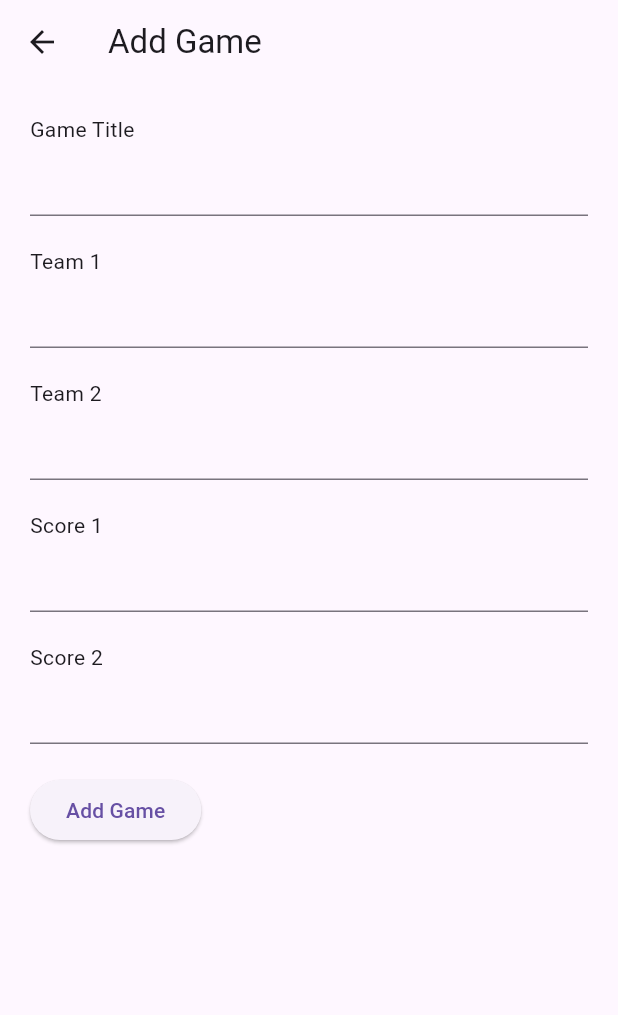
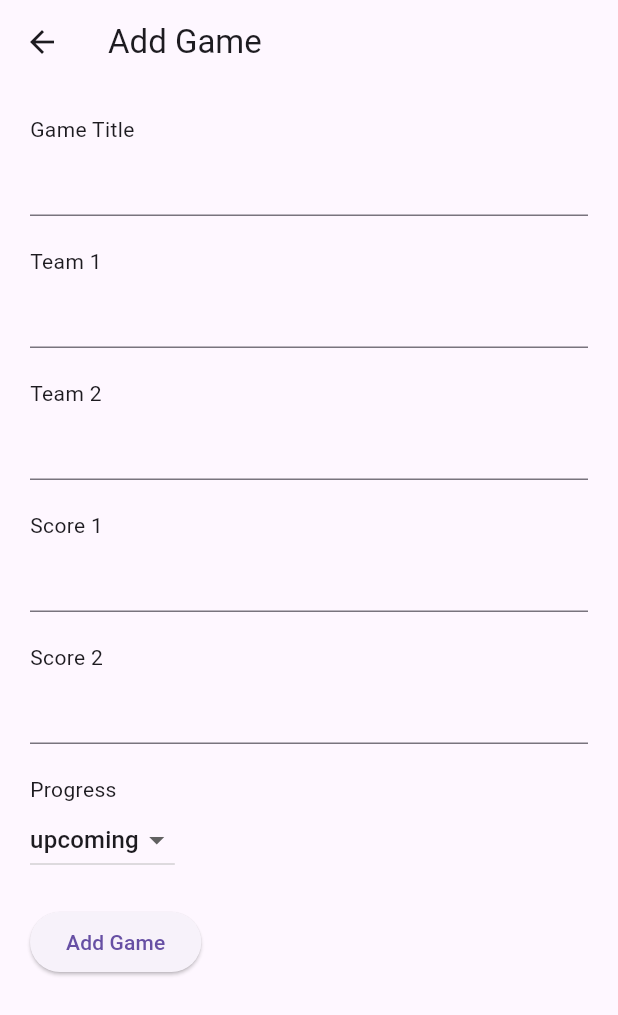
Before and after one commit to Dhruv-Dashora/Spree-AdminPortal-Flutter, a Flutter app: the AddGameScreen screen opened directly with empty values, on a phone screen of 412 x 824 dp. Shown: the top 1015 px of the screen. Run offline on Flutter 3.47's test engine with Material 3 defaults, Android fonts, the phone set to English and light mode, and no system bars; our stand-ins replace firebase_auth, firebase_core, firebase_database; accounts and stored records are empty.

Commit message:
progress added

```diff
--- a/spree_portal/lib/screens/addgame_screen.dart
+++ b/spree_portal/lib/screens/addgame_screen.dart
@@ -1,3 +1,87 @@
+// import 'package:flutter/material.dart';
+// import 'package:firebase_database/firebase_database.dart';
+
+// class AddGameScreen extends StatefulWidget {
+//   final String sport;
+
+//   AddGameScreen({required this.sport});
+
+//   @override
+//   _AddGameScreenState createState() => _AddGameScreenState();
+// }
+
+// class _AddGameScreenState extends State<AddGameScreen> {
+//   final TextEditingController _gameTitleController = TextEditingController();
+//   final TextEditingController _team1Controller = TextEditingController();
+//   final TextEditingController _team2Controller = TextEditingController();
+//   final TextEditingController _score1Controller = TextEditingController();
+//   final TextEditingController _score2Controller = TextEditingController();
+
+//   final DatabaseReference _database = FirebaseDatabase.instance.reference();
+
+//   @override
+//   Widget build(BuildContext context) {
+//     return Scaffold(
+//       appBar: AppBar(
+//         title: Text('Add Game'),
+//       ),
+//       body: Padding(
+//         padding: EdgeInsets.all(20.0),
+//         child: Column(
+//           crossAxisAlignment: CrossAxisAlignment.start,
+//           children: [
+//             const Text('Game Title'),
+//             TextField(controller: _gameTitleController),
+//             SizedBox(height: 20.0),
+//             Text('Team 1'),
+//             TextField(controller: _team1Controller),
+//             SizedBox(height: 20.0),
+//             Text('Team 2'),
+//             TextField(controller: _team2Controller),
+//             SizedBox(height: 20.0),
+//             Text('Score 1'),
+//             TextField(controller: _score1Controller),
+//             SizedBox(height: 20.0),
+//             Text('Score 2'),
+//             TextField(controller: _score2Controller),
+//             SizedBox(height: 20.0),
+//             ElevatedButton(
+//               onPressed: () {
+//                 // Create JSON format for the input
+//                 Map<String, dynamic> gameData = {
+//                   'game_title': _gameTitleController.text,
+//                   'team1': _team1Controller.text,
+//                   'team2': _team2Controller.text,
+//                   'score1': _score1Controller.text,
+//                   'score2': _score2Controller.text,
+//                 };
+
+//                 // Get a reference to the sport's folder
+//                 DatabaseReference sportRef =
+//                     _database.child('sports/${widget.sport}/${_gameTitleController.text}');
+
+//                 // Push the game data under the sport's folder
+//                 sportRef.set(gameData);
+
+//                 // Clear text fields after adding the game
+//                 _gameTitleController.clear();
+//                 _team1Controller.clear();
+//                 _team2Controller.clear();
+//                 _score1Controller.clear();
+//                 _score2Controller.clear();
+
+//                 // Go back to previous screen
+//                 Navigator.pop(context);
+//               },
+//               child: Text('Add Game'),
+//             ),
+//           ],
+//         ),
+//       ),
+//     );
+//   }
+// }
+
 import 'package:flutter/material.dart';
 import 'package:firebase_database/firebase_database.dart';
 
@@ -16,6 +100,8 @@ class _AddGameScreenState extends State<AddGameScreen> {
   final TextEditingController _team2Controller = TextEditingController();
   final TextEditingController _score1Controller = TextEditingController();
   final TextEditingController _score2Controller = TextEditingController();
+
+  String _progressValue = 'upcoming'; // Default value
 
   final DatabaseReference _database = FirebaseDatabase.instance.reference();
 
@@ -45,15 +131,33 @@ class _AddGameScreenState extends State<AddGameScreen> {
             Text('Score 2'),
             TextField(controller: _score2Controller),
             SizedBox(height: 20.0),
+            Text('Progress'), // Label for the progress selection
+            DropdownButton<String>(
+              value: _progressValue,
+              onChanged: (String? newValue) {
+                setState(() {
+                  _progressValue = newValue!;
+                });
+              },
+              items: <String>['past', 'live', 'upcoming']
+                  .map<DropdownMenuItem<String>>((String value) {
+                return DropdownMenuItem<String>(
+                  value: value,
+                  child: Text(value),
+                );
+              }).toList(),
+            ),
+            SizedBox(height: 20.0),
             ElevatedButton(
               onPressed: () {
-                // Create JSON format for the input
+                // Create JSON format for the input including progress attribute
                 Map<String, dynamic> gameData = {
                   'game_title': _gameTitleController.text,
                   'team1': _team1Controller.text,
                   'team2': _team2Controller.text,
                   'score1': _score1Controller.text,
                   'score2': _score2Controller.text,
+                  'progress': _progressValue,
                 };
 
                 // Get a reference to the sport's folder
@@ -70,7 +174,7 @@ class _AddGameScreenState extends State<AddGameScreen> {
                 _score1Controller.clear();
                 _score2Controller.clear();
 
-                // Go back to previous screen
+                // Go back to the previous screen
                 Navigator.pop(context);
               },
               child: Text('Add Game'),
```
Also changed, not shown: spree_portal/lib/screens/updatescore_screen.dart (+86 -112 lines).
